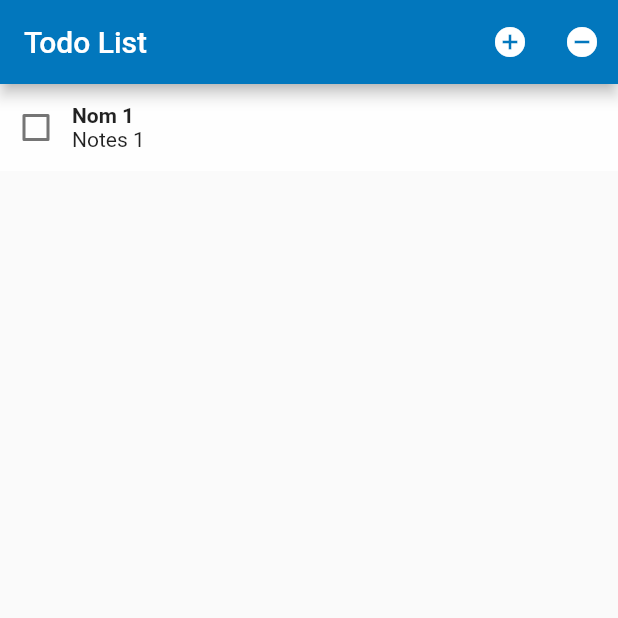
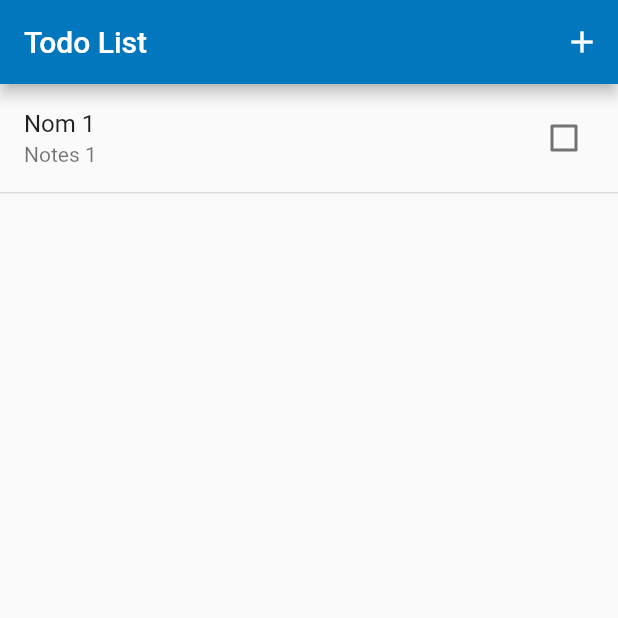
Before and after one commit to axellebot/Flutter-Todo, a Flutter app: the screen it shows after launch, on a phone screen of 412 x 824 dp, the top half of it. Run offline on Flutter 3.47's test engine with Material 2 defaults, Android fonts, the phone set to English and light mode, and no system bars.

Commit message:
[FEAT] Added Leave behind
- Edited cell

```diff
--- a/lib/views/TodoItemCell.dart
+++ b/lib/views/TodoItemCell.dart
@@ -8,20 +8,11 @@ import 'package:todo/models/TodoItemModel.dart';
 /// from 0 to 128 as ther animation varies from 0.0 to 1.0.
 
 class TodoItemCell extends StatefulWidget {
-  final Animation<double> animation;
-  final VoidCallback onTap;
+  final DismissDirectionCallback onDelete;
   final TodoItemModel item;
-  final bool selected;
 
-  TodoItemCell(
-      {Key key,
-      @required this.animation,
-      this.onTap,
-      @required this.item,
-      this.selected: false})
-      : assert(animation != null),
-        assert(item != null),
-        assert(selected != null),
+  TodoItemCell({Key key, this.onDelete, @required this.item})
+      : assert(item != null),
         super(key: key);
 
   @override
@@ -29,15 +20,9 @@ class TodoItemCell extends StatefulWidget {
 }
 
 class _TodotemCellState extends State<TodoItemCell> {
-  bool _highlight = false;
-
   @override
   void initState() {
     super.initState();
-  }
-
-  void _handleTap() {
-    widget.onTap();
   }
 
   void _onItemCheckChanged(bool value) {
@@ -48,33 +33,35 @@ class _TodotemCellState extends State<TodoItemCell> {
 
   @override
   Widget build(BuildContext context) {
-    return new SizeTransition(
-        axis: Axis.vertical,
-        sizeFactor: widget.animation,
-        child: new SizedBox(child: _buildCell()));
-  }
+    final ThemeData theme = Theme.of(context);
 
-  Widget _buildCell() {
-    TextStyle textStyleBold = new TextStyle(fontWeight: FontWeight.bold);
-    TextStyle textStyleRegular = new TextStyle(fontWeight: FontWeight.normal);
-    return new Container(
-      color: _highlight ? Theme.of(context).accentColor : Colors.white70,
-      child: new InkWell(
-        onTap: _handleTap,
-        child: new Padding(
-          padding: EdgeInsets.only(top: 5.0, bottom: 5.0),
-          child: new Row(children: <Widget>[
-            new Checkbox(
-                value: widget.item.done, onChanged: _onItemCheckChanged),
-            new Column(
-                crossAxisAlignment: CrossAxisAlignment.start,
-                children: <Widget>[
-                  new Text("${widget.item.name}", style: textStyleBold),
-                  new Text("${widget.item.notes}", style: textStyleRegular)
-                ]),
-          ]),
-        ),
-      ),
+    TextStyle completedTaskStyle = new TextStyle(
+      decoration: new TextDecoration.combine([
+        TextDecoration.lineThrough,
+      ]),
     );
+
+    return new Dismissible(
+        key: new ObjectKey(widget.item),
+        direction: DismissDirection.startToEnd,
+        onDismissed: widget.onDelete,
+        background: new Container(
+            color: theme.primaryColor,
+            child: const ListTile(
+                leading: const Icon(Icons.delete_forever,
+                    color: Colors.white, size: 24.0))),
+        child: new Container(
+            decoration: new BoxDecoration(
+                color: theme.canvasColor,
+                border: new Border(
+                    bottom: new BorderSide(color: theme.dividerColor))),
+            child: new CheckboxListTile(
+              title: new Text(widget.item.name,
+                  style: widget.item.done ? completedTaskStyle : null),
+              subtitle: new Text(widget.item.notes,
+                  style: widget.item.done ? completedTaskStyle : null),
+              onChanged: _onItemCheckChanged,
+              value: widget.item.done,
+            )));
   }
 }
--- a/lib/views/TodoListPage.dart
+++ b/lib/views/TodoListPage.dart
@@ -20,67 +20,64 @@ class TodoListPage extends StatefulWidget {
 }
 
 class _TodoListPageState extends State<TodoListPage> {
-  final GlobalKey<AnimatedListState> _listKey =
-      new GlobalKey<AnimatedListState>();
-  ListModel<TodoItemModel> _list;
-  TodoItemModel _selectedItem;
+  List<TodoItemModel> _list;
+  BuildContext context;
+
+  void initList() {
+    _list =
+        new List<TodoItemModel>.from([new TodoItemModel("Nom 1", "Notes 1")]);
+  }
 
   @override
   void initState() {
     super.initState();
-    _list = new ListModel<TodoItemModel>(
-      listKey: _listKey,
-      initialItems: <TodoItemModel>[new TodoItemModel("Nom 1", "Notes 1")],
-      removedItemBuilder: _buildRemovedItem,
-    );
+    initList();
+  }
+
+  void _handleUndoItem(int index, TodoItemModel item) {
+    setState(() {
+      _list.insert(index,item);
+    });
+  }
+
+  void _handleDelete(int index, TodoItemModel item) {
+    setState(() {
+      _list.remove(item);
+    });
+    Scaffold.of(context).showSnackBar(new SnackBar(
+        content: new Text('You deleted item'),
+        action: new SnackBarAction(
+            label: 'UNDO',
+            onPressed: () {
+              _handleUndoItem(index, item);
+            })));
   }
 
   // Used to build list items that haven't been removed.
-  Widget _buildItem(
-      BuildContext context, int index, Animation<double> animation) {
-    return new TodoItemCell(
-      animation: animation,
-      item: _list[index],
-      selected: _selectedItem == _list[index],
-      onTap: () {
-        setState(() {
-          _selectedItem = _selectedItem == _list[index] ? null : _list[index];
-        });
-      },
-    );
+  List<TodoItemCell> _buildListItems() {
+    var items = new List<TodoItemCell>();
+    for (var i = 0; i < _list.length; i++) {
+      TodoItemModel item = _list[i];
+      items.add(TodoItemCell(
+        onDelete: (DismissDirection direction) => _handleDelete(i, item),
+        item: item,
+      ));
     }
-
-  // Used to build an item after it has been removed from the list. This method is
-  // needed because a removed item remains  visible until its animation has
-  // completed (even though it's gone as far this ListModel is concerned).
-  // The widget will be used by the [AnimatedListState.removeItem] method's
-  // [AnimatedListRemovedItemBuilder] parameter.
-  Widget _buildRemovedItem(
-      TodoItemModel item, BuildContext context, Animation<double> animation) {
-    return new TodoItemCell(
-      animation: animation,
-      item: item,
-      selected: false,
-      // No gesture detector here: we don't want removed items to be interactive.
-    );
+    return items;
   }
 
   // Insert the "next item" into the list model.
-  void _insert() {
-    final int index =
-        _selectedItem == null ? _list.length : _list.indexOf(_selectedItem);
+  void _create() {
+    setState(() {
+      final int index = _list.length;
       _list.insert(index,
           new TodoItemModel("Todo Added", "This is a description example"));
+    });
   }
 
-  // Remove the selected item from the list model.
-  void _remove() {
-    if (_selectedItem != null) {
-      _list.removeAt(_list.indexOf(_selectedItem));
-      setState(() {
-        _selectedItem = null;
-      });
-    }
+  Widget _buildBody(BuildContext context) {
+    this.context = context;
+    return new ListView(children: _buildListItems());
   }
 
   @override
@@ -90,73 +87,12 @@ class _TodoListPageState extends State<TodoListPage> {
           title: const Text('Todo List'),
           actions: <Widget>[
             new IconButton(
-            icon: const Icon(Icons.add_circle),
-            onPressed: _insert,
-            tooltip: 'insert a new item',
-          ),
-          new IconButton(
-            icon: const Icon(Icons.remove_circle),
-            onPressed: _remove,
-            tooltip: 'remove the selected item',
+              icon: const Icon(Icons.add),
+              onPressed: _create,
+              tooltip: 'Create a new Task',
             ),
           ],
         ),
-      body: _buildAnimatedList(),
-    );
-  }
-
-  Widget _buildAnimatedList() {
-    return new AnimatedList(
-      key: _listKey,
-      initialItemCount: _list.length,
-      itemBuilder: _buildItem,
-    );
+        body: new Builder(builder: _buildBody));
   }
 }
-
-/// Keeps a Dart List in sync with an AnimatedList.
-///
-/// The [insert] and [removeAt] methods apply to both the internal list and the
-/// animated list that belongs to [listKey].
-///
-/// This class only exposes as much of the Dart List API as is needed by the
-/// sample app. More list methods are easily added, however methods that mutate the
-/// list must make the same changes to the animated list in terms of
-/// [AnimatedListState.insertItem] and [AnimatedList.removeItem].
-class ListModel<E> {
-  ListModel({
-    @required this.listKey,
-    @required this.removedItemBuilder,
-    Iterable<E> initialItems,
-  })  : assert(listKey != null),
-        assert(removedItemBuilder != null),
-        _items = new List<E>.from(initialItems ?? <E>[]);
-
-  final GlobalKey<AnimatedListState> listKey;
-  final dynamic removedItemBuilder;
-  final List<E> _items;
-
-  AnimatedListState get _animatedList => listKey.currentState;
-
-  void insert(int index, E item) {
-    _items.insert(index, item);
-    _animatedList.insertItem(index);
-  }
-
-  E removeAt(int index) {
-    final E removedItem = _items.removeAt(index);
-    if (removedItem != null) {
-      _animatedList.removeItem(index,
-          (BuildContext context, Animation<double> animation) {
-        return removedItemBuilder(removedItem, context, animation);
-      });
-    }
-    return removedItem;
-  }
-
-  int get length => _items.length;
-
-  E operator [](int index) => _items[index];
-
-  int indexOf(E item) => _items.indexOf(item);
-}
```
Lines whose indentation alone changed are shown as unchanged.
